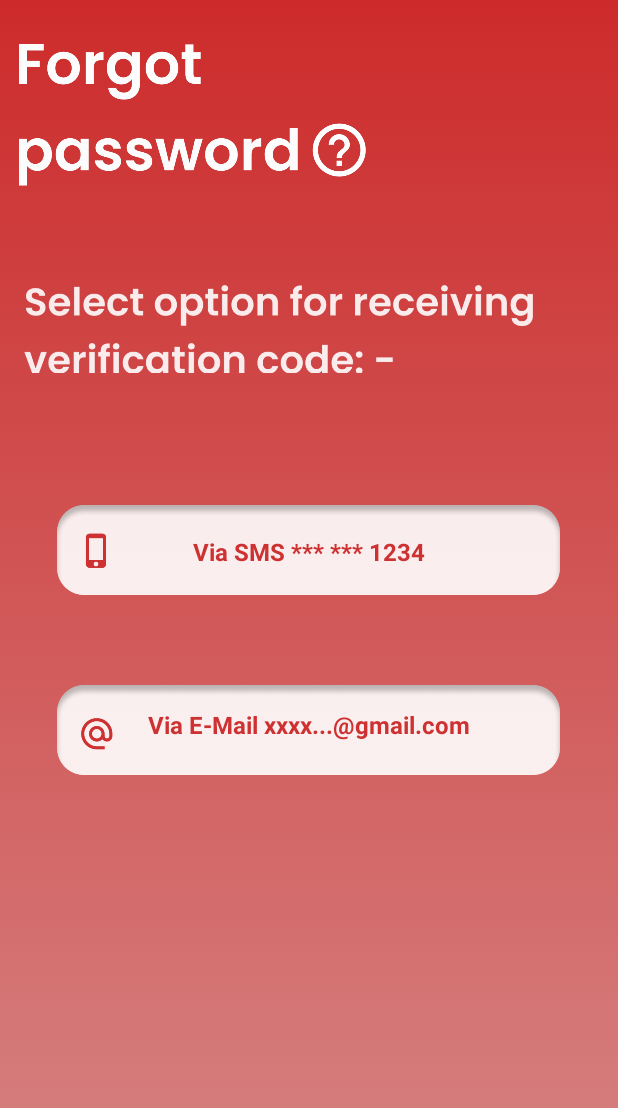
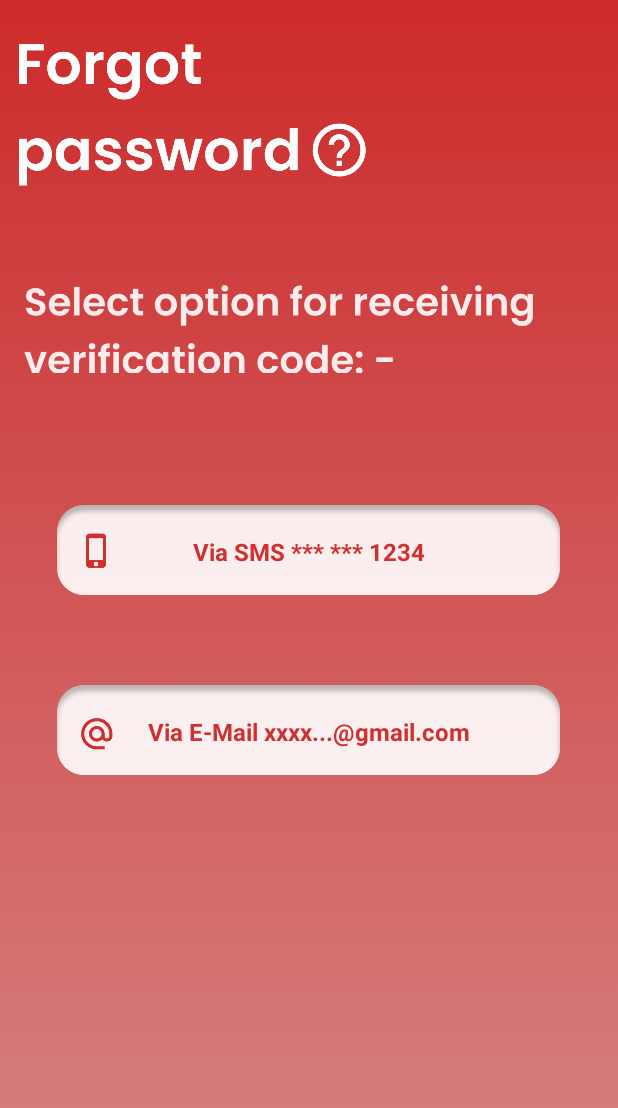
Before and after one commit to KaranRajpara1/GearUp, an Android app: the forgot_password screen opened directly, with no data from a screen before it, on a phone screen of 412 x 824 dp. Shown: the top 1108 px of the screen. Run offline under Robolectric (Android 15) with nearby library versions, the phone set to English and light mode, and no system bars.

Commit message:
responsive forgot password page

```diff
--- a/app/src/main/res/layout/activity_forgot_password.xml
+++ b/app/src/main/res/layout/activity_forgot_password.xml
@@ -64,7 +64,7 @@
         android:layout_height="53dp"
         android:id="@+id/Email_address"
         android:layout_below="@id/SMSbutton"
-        android:layout_marginTop="75dp"
+        android:layout_marginTop="80dp"
         android:layout_centerHorizontal="true"
         android:textColor="@color/email_and_phone_no."
         android:text="Via E-Mail xxxx...@gmail.com"
```
